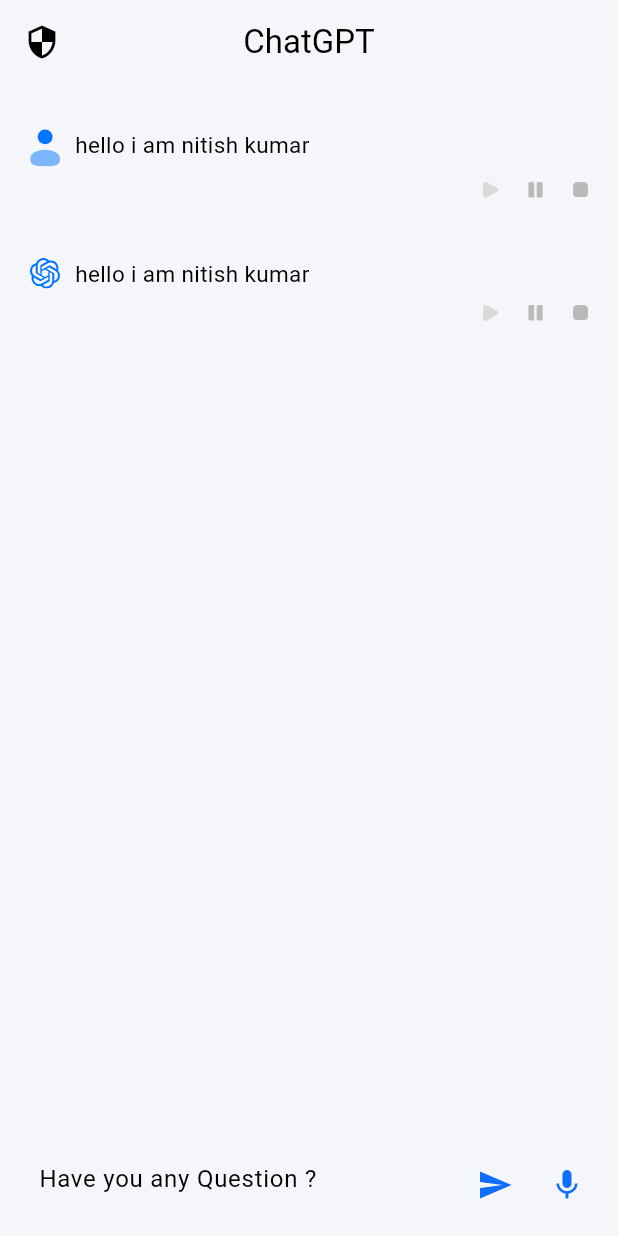
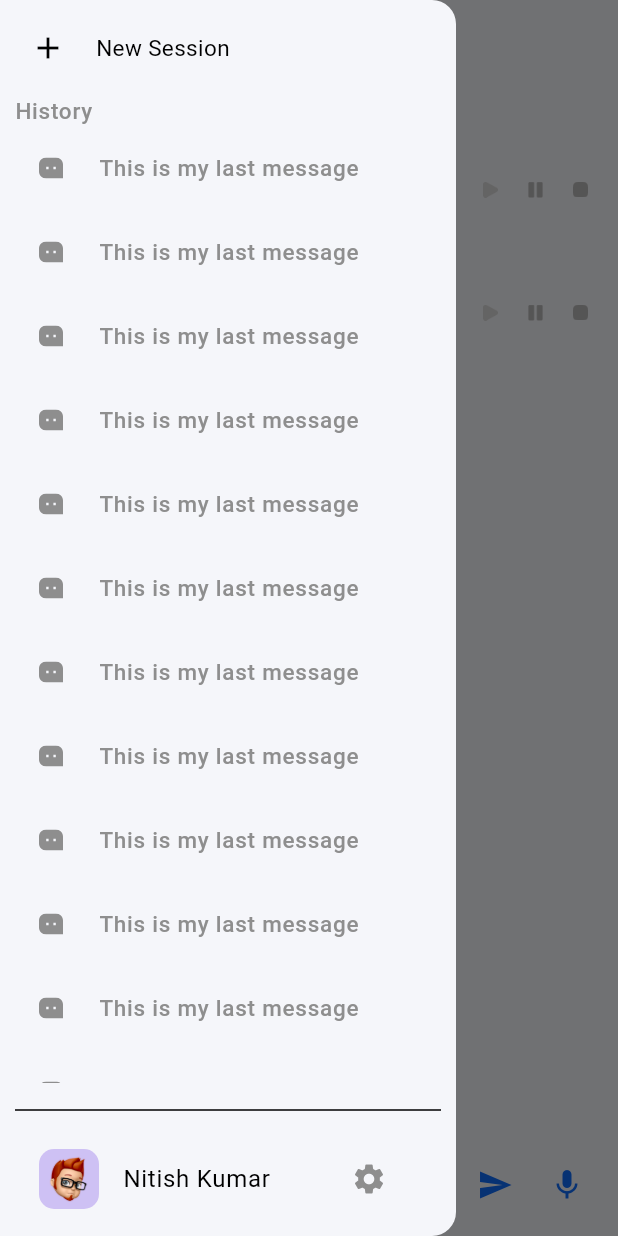
Before and after one commit to MrNitishroy/InterviewPrep, a Flutter app: the ChatPage screen opened directly, with the side drawer open (before the commit the screen has no drawer), on a phone screen of 412 x 824 dp. Run offline on Flutter 3.47's test engine with Material 2 defaults, Android fonts, the phone set to English and light mode, and no system bars; our stand-ins replace flutter_svg, flutter_tts, fluttertoast, get, just_audio, lottie and 1 more.

Commit message:
Drawer added

```diff
--- a/lib/Components/MyButton.dart
+++ b/lib/Components/MyButton.dart
@@ -1,11 +1,17 @@
 import 'package:flutter/material.dart';
+import 'package:flutter_svg/flutter_svg.dart';
 
 class MyButton extends StatelessWidget {
-  final IconData icon;
+  final String iconPath;
   final String text;
   final VoidCallback ontap;
+  final Color bgColor;
   const MyButton(
-      {super.key, required this.icon, required this.text, required this.ontap});
+      {super.key,
+      required this.iconPath,
+      required this.text,
+      required this.ontap,
+      required this.bgColor});
 
   @override
   Widget build(BuildContext context) {
@@ -15,14 +21,15 @@ class MyButton extends StatelessWidget {
         height: 50,
         padding: EdgeInsets.all(10),
         decoration: BoxDecoration(
-          color: Theme.of(context).colorScheme.primary,
+          color: bgColor,
           borderRadius: BorderRadius.circular(10),
         ),
         child: Row(
           mainAxisAlignment: MainAxisAlignment.center,
           children: [
-            Icon(
-              icon,
+            SvgPicture.asset(
+              iconPath,
+              width: 20,
               color: Theme.of(context).colorScheme.onBackground,
             ),
             SizedBox(width: 10),
--- /dev/null
+++ b/lib/Components/MyDrawer.dart
@@ -0,0 +1,95 @@
+import 'package:flutter/cupertino.dart';
+import 'package:flutter/material.dart';
+import 'package:flutter_svg/flutter_svg.dart';
+
+class MyDrawer extends StatelessWidget {
+  const MyDrawer({
+    super.key,
+  });
+
+  @override
+  Widget build(BuildContext context) {
+    return Drawer(
+      child: SafeArea(
+        child: Padding(
+          padding: const EdgeInsets.all(10),
+          child: Column(
+            children: [
+              InkWell(
+                onTap: () {},
+                child: Container(
+                  padding: EdgeInsets.all(10),
+                  decoration: BoxDecoration(
+                    color: Theme.of(context).colorScheme.primaryContainer,
+                    borderRadius: BorderRadius.circular(10),
+                  ),
+                  child: Row(
+                    children: [
+                      Icon(
+                        Icons.add,
+                        color: Theme.of(context).colorScheme.onBackground,
+                      ),
+                      SizedBox(width: 20),
+                      Text(
+                        "New Session",
+                        style: Theme.of(context).textTheme.bodyMedium,
+                      )
+                    ],
+                  ),
+                ),
+              ),
+              SizedBox(height: 10),
+              Row(
+                children: [
+                  Text(
+                    "History",
+                    style: Theme.of(context).textTheme.labelMedium,
+                  ),
+                ],
+              ),
+              Expanded(
+                child: ListView.builder(
+                  itemCount: 20,
+                  itemBuilder: (context, index) {
+                    return ListTile(
+                      onTap: () {},
+                      leading: SvgPicture.asset(
+                        "Assets/Icons/message.svg",
+                        color: Theme.of(context).colorScheme.onPrimaryContainer,
+                      ),
+                      title: Text(
+                        "This is my last message sjdhf sdfhsj ",
+                        maxLines: 1,
+                        style: Theme.of(context).textTheme.labelMedium,
+                      ),
+                    );
+                  },
+                ),
+              ),
+              SizedBox(height: 10),
+              Divider(),
+              SizedBox(height: 10),
+              ListTile(
+                trailing: IconButton(
+                    onPressed: () {},
+                    icon: Icon(
+                      Icons.settings,
+                      color: Theme.of(context).colorScheme.onPrimaryContainer,
+                    )),
+                title: Text("Nitish Kumar"),
+                leading: ClipRRect(
+                  borderRadius: BorderRadius.circular(10),
+                  child: Image.asset(
+                    "Assets/Image/profile2.png",
+                    width: 40,
+                    height: 40,
+                  ),
+                ),
+              )
+            ],
+          ),
+        ),
+      ),
+    );
+  }
+}
--- /dev/null
+++ b/lib/Config/Data.dart
@@ -0,0 +1,4 @@
+var conversetionPrompt = [
+  "Talk with me as a Hotel Receptionist",
+
+];
--- a/lib/Controller/AuthController.dart
+++ b/lib/Controller/AuthController.dart
@@ -8,14 +8,14 @@ class AuthController extends GetxController {
   RxBool isLogin = true.obs;
   RxBool isLoggedIn = false.obs;
   TextEditingController loginEmail = TextEditingController();
-  TextEditingController LoginPwd = TextEditingController();
+  TextEditingController loginPwd = TextEditingController();
   TextEditingController SignupEmail = TextEditingController();
   TextEditingController SignupName = TextEditingController();
   TextEditingController SignupPwd = TextEditingController();
 
   void login() {
-    if (loginEmail.text.isNotEmpty && LoginPwd.text.isNotEmpty) {
-      if (loginEmail.text == "root" && LoginPwd.text == "root") {
+    if (loginEmail.text.isNotEmpty && loginPwd.text.isNotEmpty) {
+      if (loginEmail.text == "root" && loginPwd.text == "root") {
         Fluttertoast.showToast(
           msg: "Login Successfull",
           toastLength: Toast.LENGTH_SHORT,
--- a/lib/Pages/ChatGpt.dart
+++ b/lib/Pages/ChatGpt.dart
@@ -5,6 +5,8 @@ import 'package:chatgpt/Controller/ChatController.dart';
 import 'package:chatgpt/Pages/demo.dart';
 import 'package:flutter/material.dart';
 import 'package:get/get.dart';
+
+import '../Components/MyDrawer.dart';
 
 class ChatPage extends StatelessWidget {
   const ChatPage({super.key});
@@ -15,17 +17,10 @@ class ChatPage extends StatelessWidget {
 
     return Scaffold(
       appBar: AppBar(
-        leading: IconButton(
-          onPressed: () {
-            Get.to(const DemoPage());
-          },
-          icon: Icon(
-            Icons.security,
-          ),
-        ),
         centerTitle: true,
         title: Text('ChatGPT'),
       ),
+      drawer: MyDrawer(),
       body: Padding(
         padding: const EdgeInsets.all(10),
         child: Column(
@@ -33,7 +28,6 @@ class ChatPage extends StatelessWidget {
             Obx(
               () => Expanded(
                 child: ListView(
-                  // reverse: true,
                   children: chatController.chatData
                       .map(
                         (e) => ChatMessage(
--- a/pubspec.yaml
+++ b/pubspec.yaml
@@ -72,6 +72,7 @@ flutter:
     - Assets/Icons/
     - Assets/Animation/
     - Assets/Audio/
+    - Assets/Image/
   #   - images/a_dot_ham.jpeg
 
   # An image asset can refer to one or more resolution-specific "variants", see
```
Also changed, not shown: lib/Pages/Auth/LoginPage.dart (+20 -18 lines), lib/Pages/Auth/SignupPage.dart (+19 -0 lines), Assets/Icons/google.svg (added), Assets/Icons/lock.svg (added), Assets/Icons/message.svg (added), Assets/Image/profile.png (added), Assets/Image/profile2.png (added).
